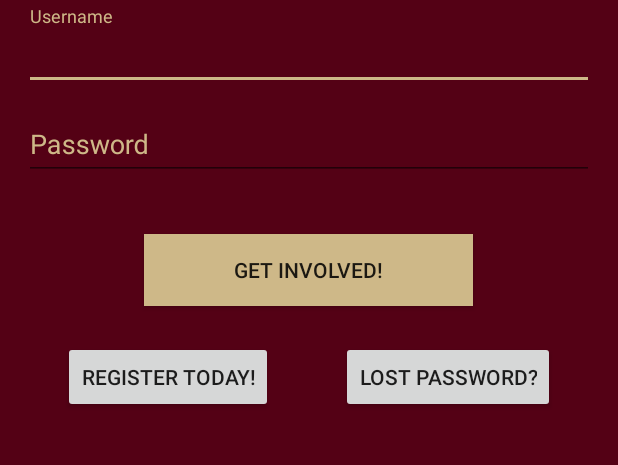
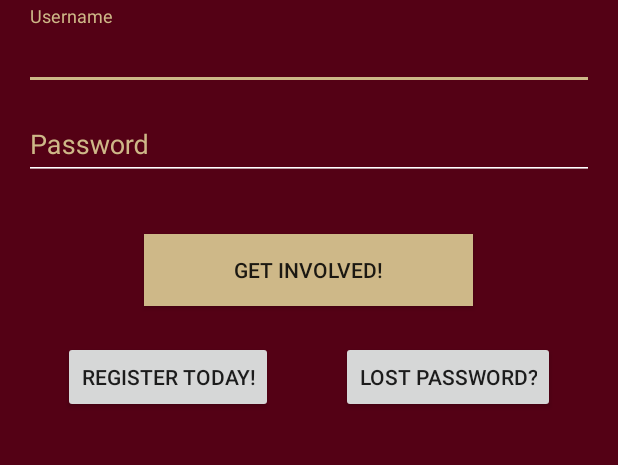
Before and after one commit to chrislogo/UChat, an Android app: the screen it shows after launch (LoginActivity), on a phone screen of 412 x 824 dp, the part 408-873 px from its top. Run offline under Robolectric (Android 15) with nearby library versions, the phone set to English and light mode, and no system bars; our stand-ins replace Volley.

Commit message:
UI for LoginActivity updated

```diff
--- a/app/src/main/res/layout/activity_login.xml
+++ b/app/src/main/res/layout/activity_login.xml
@@ -35,6 +35,7 @@
             android:hint="Username"
             android:textColorHint="@color/Gold"
             android:textColor="@color/White"
+            android:backgroundTint="@color/White"
             android:fontFamily="sans-serif"/>
 
     </android.support.design.widget.TextInputLayout>
@@ -55,6 +56,7 @@
             android:hint="Password"
             android:textColorHint="@color/Gold"
             android:textColor="@color/White"
+            android:backgroundTint="@color/White"
             android:fontFamily="sans-serif" />
 
     </android.support.design.widget.TextInputLayout>
```
